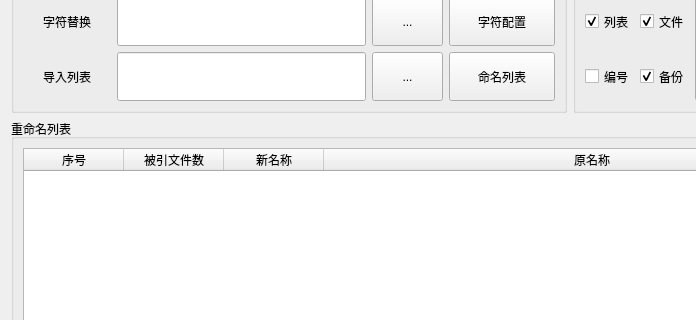
Above: rename_file_name.ui from WeiMuYang/markdown-assistant before the change; both pictures show x 0 to 696 and y 98 to 418 of the 884 by 700 pixel window. Below: the same form after it.
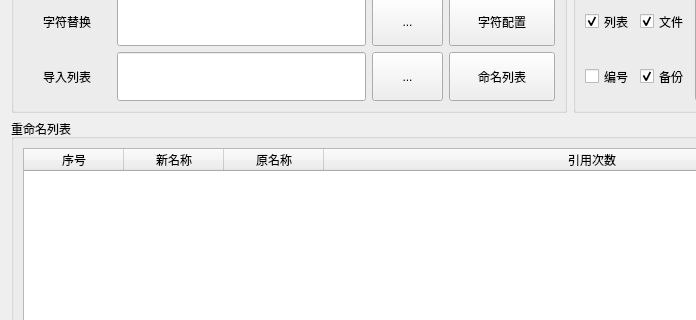
That is the form after the change.

The edit to the form file:
```diff
--- a/rename_file_name.ui
+++ b/rename_file_name.ui
@@ -548,11 +548,6 @@
           <string>序号</string>
          </property>
         </column>
-        <column>
-         <property name="text">
-          <string>被引文件数</string>
-         </property>
-        </column>
         <column>
          <property name="text">
           <string>新名称</string>
@@ -563,6 +558,11 @@
           <string>原名称</string>
          </property>
         </column>
+        <column>
+         <property name="text">
+          <string>引用次数</string>
+         </property>
+        </column>
        </widget>
       </item>
      </layout>
```
